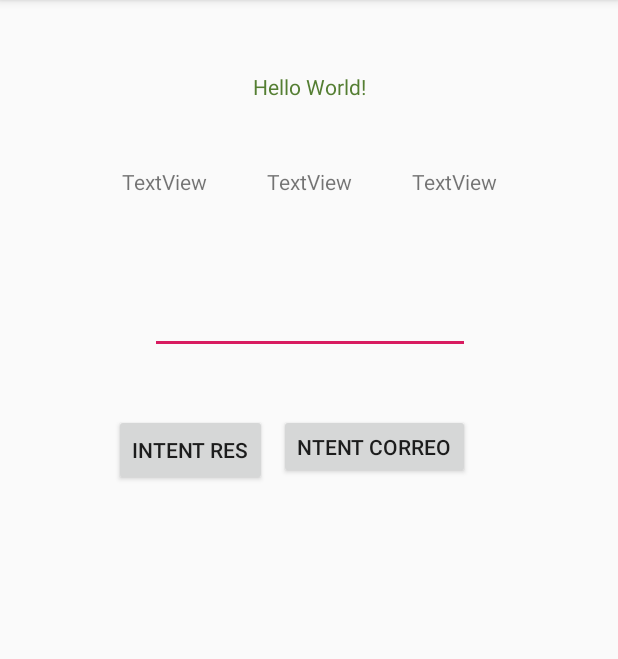
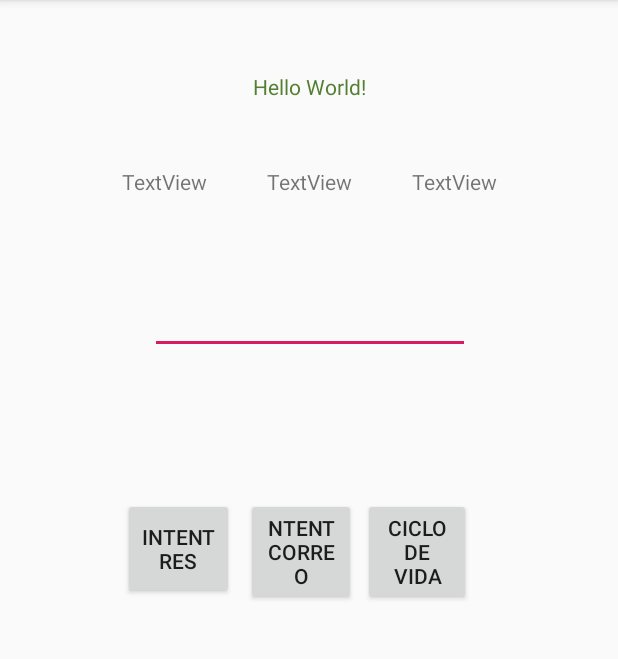
Before and after one commit to 2018-B-GR2-AplicacionesMoviles/dutan-salas-jossue-andres, an Android app: the screen it shows after launch (MainActivity), on a phone screen of 412 x 824 dp, the part 84-743 px from its top. Run offline under Robolectric (Android 15) with nearby library versions, the phone set to English and light mode, and no system bars.

Commit message:
Ciclo de Vida Actividades

```diff
--- a/02-Android/app/src/main/AndroidManifest.xml
+++ b/02-Android/app/src/main/AndroidManifest.xml
@@ -29,6 +29,8 @@
         </activity>
         <activity android:name=".ResultadoPropioActivity">
         </activity>
+        <activity android:name=".CicloVidaActivity">
+        </activity>
     </application>
 
 </manifest>
--- a/02-Android/app/src/main/res/layout/activity_main.xml
+++ b/02-Android/app/src/main/res/layout/activity_main.xml
@@ -50,18 +50,27 @@
             app:layout_constraintEnd_toEndOf="@+id/textView3"/>
     <Button
             android:text="ntent Correo"
-            android:layout_width="wrap_content"
-            android:layout_height="43dp"
+            android:layout_width="73dp"
+            android:layout_height="71dp"
             android:id="@+id/boton_navegar" app:layout_constraintEnd_toEndOf="@+id/editText"
-            android:layout_marginTop="40dp"
-            app:layout_constraintTop_toBottomOf="@+id/editText"/>
+            android:layout_marginTop="96dp"
+            app:layout_constraintTop_toBottomOf="@+id/editText" android:layout_marginEnd="76dp"/>
     <Button
             android:text="Intent Res"
-            android:layout_width="wrap_content"
-            android:layout_height="wrap_content"
+            android:layout_width="74dp"
+            android:layout_height="67dp"
             android:id="@+id/button_intent_respuesta" app:layout_constraintEnd_toStartOf="@+id/boton_navegar"
-            android:layout_marginEnd="8dp" app:layout_constraintStart_toStartOf="@+id/editText"
-            app:layout_constraintHorizontal_bias="1.0" android:layout_marginTop="40dp"
-            app:layout_constraintTop_toBottomOf="@+id/editText"/>
+            android:layout_marginEnd="8dp" app:layout_constraintStart_toStartOf="parent"
+            app:layout_constraintHorizontal_bias="1.0" android:layout_marginTop="96dp"
+            app:layout_constraintTop_toBottomOf="@+id/editText" android:layout_marginStart="8dp"/>
+    <Button
+            android:text="Ciclo de vida"
+            android:layout_width="72dp"
+            android:layout_height="71dp"
+            android:id="@+id/button_ciclo_vida" app:layout_constraintEnd_toEndOf="@+id/editText"
+            android:layout_marginEnd="8dp"
+            app:layout_constraintStart_toEndOf="@+id/boton_navegar" android:layout_marginStart="8dp"
+            android:layout_marginTop="96dp" app:layout_constraintTop_toBottomOf="@+id/editText"
+            app:layout_constraintHorizontal_bias="0.285"/>
 
 </android.support.constraint.ConstraintLayout>
```
Also changed, not shown: 02-Android/app/src/main/java/com/example/jossue/a2018bmovilesgr2/CicloVidaActivity.kt (added, +80 -0 lines), 02-Android/app/src/main/java/com/example/jossue/a2018bmovilesgr2/MainActivity.kt (+12 -0 lines), 02-Android/app/src/main/res/layout/activity_ciclo_vida.xml (added, +27 -0 lines).
